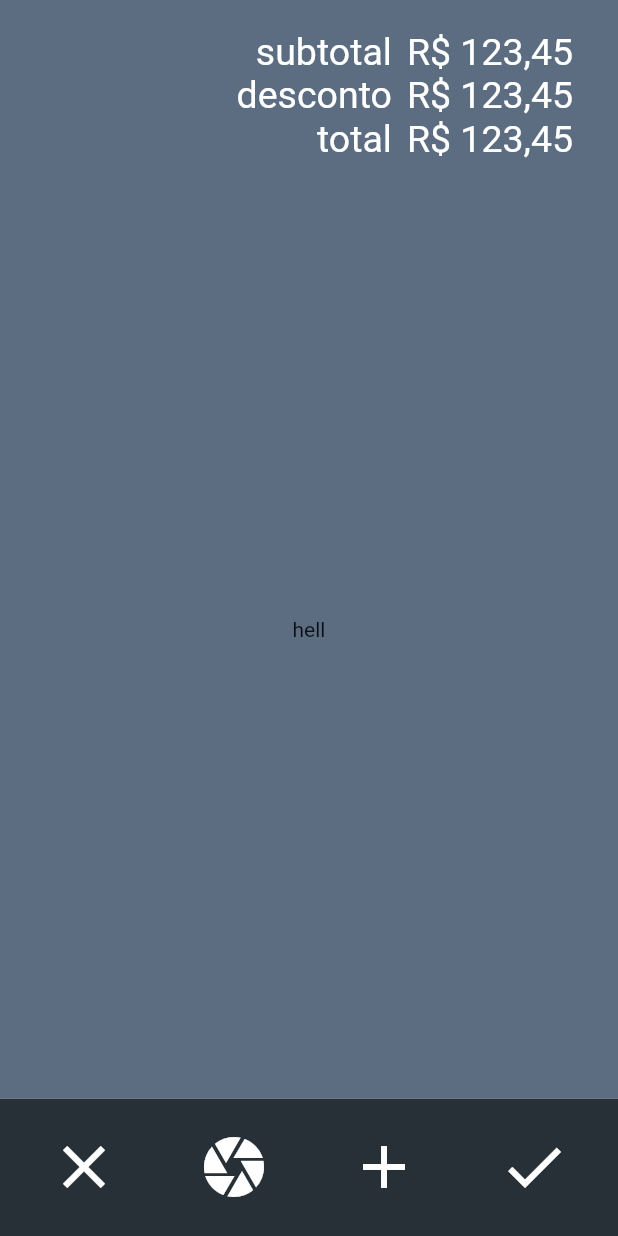
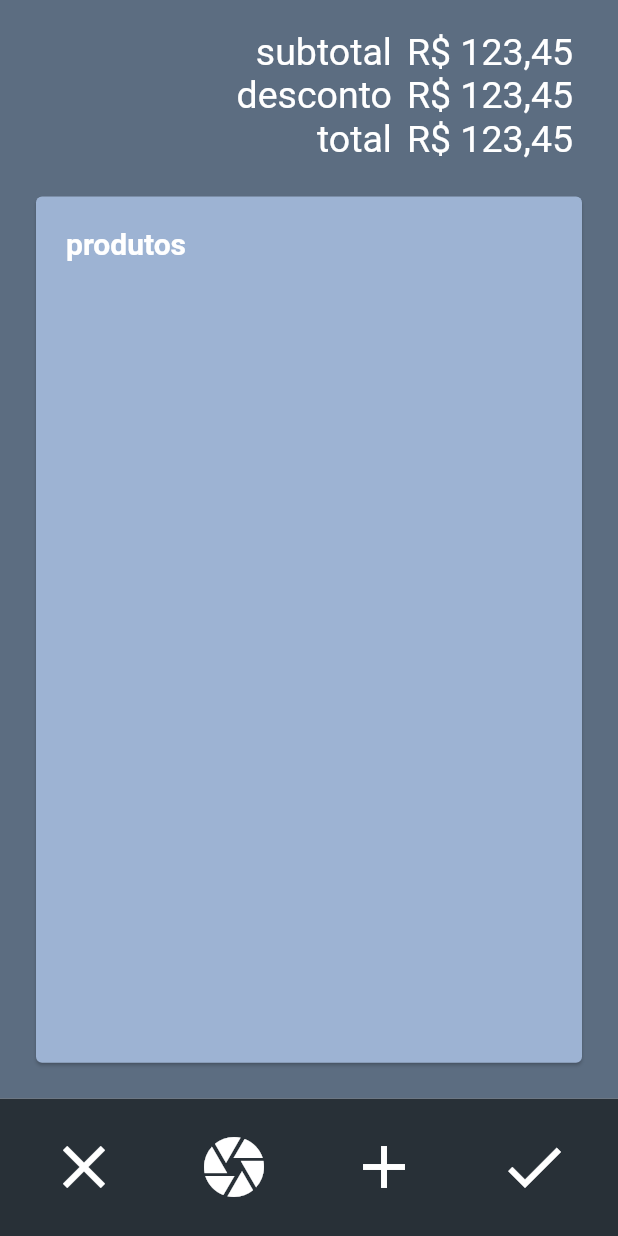
Before and after one commit to luccasFelippeOliveira/mostra, a Flutter app: the VendaPage widget shown alone on an empty page, opened directly, on a phone screen of 412 x 824 dp. Run offline on Flutter 3.47's test engine with Material 2 defaults, Android fonts, the phone set to English and light mode, and no system bars.

```diff
--- /dev/null
+++ b/lib/components/labelled_list_panel.dart
@@ -0,0 +1,42 @@
+import 'package:flutter/material.dart';
+
+class LabelledListPanel extends StatefulWidget {
+  String _labelText;
+
+  LabelledListPanel({@required String labelText}) {
+    this._labelText = labelText;
+  }
+
+  @override
+  _LabelledListPanel createState() => _LabelledListPanel();
+}
+
+class _LabelledListPanel extends State<LabelledListPanel> {
+  @override
+  Widget build(BuildContext context) {
+    return Card(
+        color: Color(0xFF9DB3D3),
+        child: Column(
+          children: <Widget>[
+            SizedBox(
+              height: 10.0,
+            ),
+            Row(mainAxisAlignment: MainAxisAlignment.start, children: <Widget>[
+              Padding(
+                padding: EdgeInsets.only(left: 20.0, top: 10.0),
+                child: Text(widget._labelText,
+                    style: TextStyle(
+                      color: Colors.white,
+                      fontSize: 20.0,
+                      fontWeight: FontWeight.bold,
+                    )),
+              )
+            ]),
+            SizedBox(
+              height: 10.0,
+            ),
+            Expanded(child: ListView())
+          ],
+        ));
+  }
+}
--- a/lib/pages/venda_page.dart
+++ b/lib/pages/venda_page.dart
@@ -1,19 +1,20 @@
 import 'package:flutter/material.dart';
 
 import '../components/base_layout.dart';
+import '../components/labelled_list_panel.dart';
 
 class VendaPage extends StatelessWidget {
-
   Widget _buildBody() {
     return Column(
       children: <Widget>[
-        SizedBox(height: 20.0,),
+        SizedBox(
+          height: 20.0,
+        ),
         _buildStatusTextPanel(),
         Expanded(
-          child: Center(
-            child: Text('hell')
-          )
-        )
+            child: Padding(
+                padding: EdgeInsets.symmetric(vertical: 20.0, horizontal: 20.0),
+                child: LabelledListPanel(labelText: 'produtos')))
       ],
     );
   }
@@ -30,17 +31,21 @@ class VendaPage extends StatelessWidget {
   }
 
   Widget _buildStatusText(String label, String value) {
-    TextStyle style = TextStyle(
-      fontSize: 25.0,
-      color: Colors.white
-    );
+    TextStyle style = TextStyle(fontSize: 25.0, color: Colors.white);
     return Row(
       mainAxisAlignment: MainAxisAlignment.end,
       children: <Widget>[
-        Text(label, style: style,),
-        SizedBox(width: 10.0,),
+        Text(
+          label,
+          style: style,
+        ),
+        SizedBox(
+          width: 10.0,
+        ),
         Text(value, style: style),
-        SizedBox(width: 30.0,)
+        SizedBox(
+          width: 30.0,
+        )
       ],
     );
   }
@@ -57,17 +62,12 @@ class VendaPage extends StatelessWidget {
     );
   }
 
-
   Widget _buildCloseButton() {
     return FlatButton(
         onPressed: () {
           print('Close button');
         },
-      child: Icon(Icons.close,
-        color: Colors.white,
-        size: 48.00
-      )
-    );
+        child: Icon(Icons.close, color: Colors.white, size: 48.00));
   }
 
   Widget _buildCameraButton() {
@@ -75,11 +75,7 @@ class VendaPage extends StatelessWidget {
         onPressed: () {
           print('Camera button');
         },
-      child: Icon(Icons.camera,
-        color: Colors.white,
-        size: 48.00
-      )
-    );
+        child: Icon(Icons.camera, color: Colors.white, size: 48.00));
   }
 
   Widget _buildAddButton() {
@@ -87,11 +83,7 @@ class VendaPage extends StatelessWidget {
         onPressed: () {
           print('Add button');
         },
-        child: Icon(Icons.add,
-            color: Colors.white,
-            size: 48.00
-        )
-    );
+        child: Icon(Icons.add, color: Colors.white, size: 48.00));
   }
 
   Widget _buildConfirmButton() {
@@ -99,11 +91,7 @@ class VendaPage extends StatelessWidget {
         onPressed: () {
           print('Confirm button');
         },
-        child: Icon(Icons.done,
-            color: Colors.white,
-            size: 48.00
-        )
-    );
+        child: Icon(Icons.done, color: Colors.white, size: 48.00));
   }
 
   @override
```
Also changed, not shown: lib/components/arthena_listview.dart (added). Lines whose indentation alone changed are shown as unchanged.
